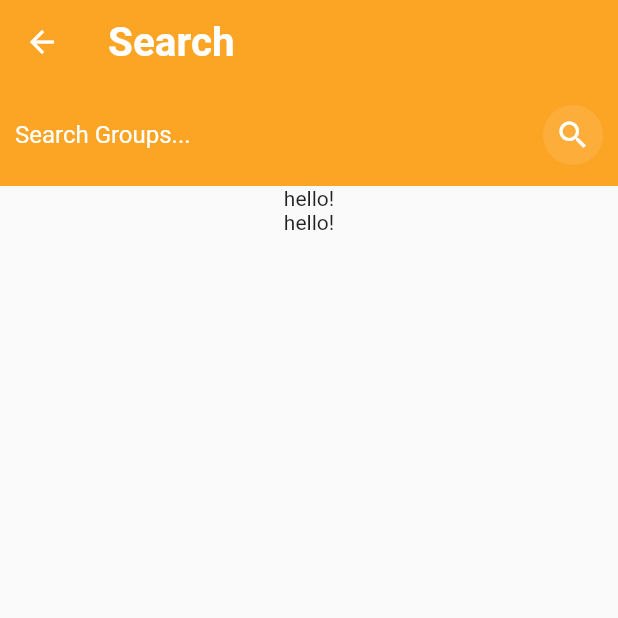
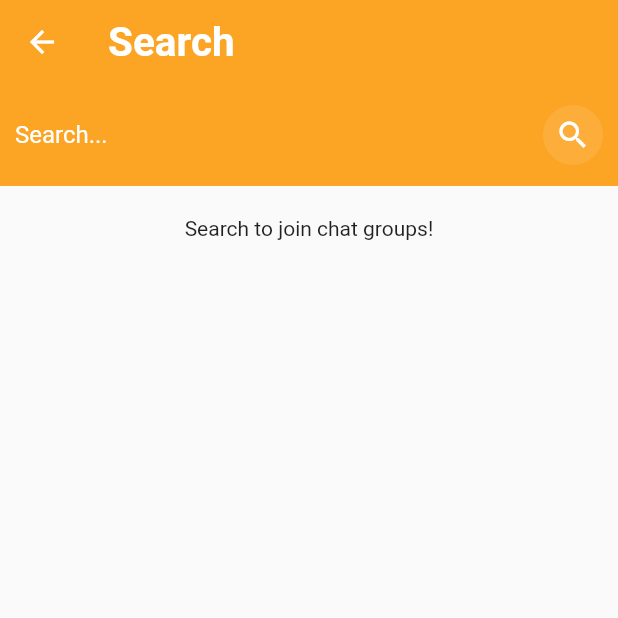
Before and after one commit to MateoGiraz/erasmusing-chat, a Flutter app: the SearchPage screen opened directly, on a phone screen of 412 x 824 dp, the top half of it. Run offline on Flutter 3.47's test engine with Material 2 defaults, Android fonts, the phone set to English and light mode, and no system bars; our stand-ins replace cloud_firestore, firebase_auth, firebase_core, shared_preferences; accounts and stored records are empty.

Commit message:
private chat ui

```diff
--- a/lib/pages/search_page.dart
+++ b/lib/pages/search_page.dart
@@ -65,7 +65,7 @@ class _SearchPageState extends State<SearchPage> {
                       style: const TextStyle(color: Colors.white),
                       decoration: const InputDecoration(
                           border: InputBorder.none,
-                          hintText: "Search Groups...",
+                          hintText: "Search...",
                           hintStyle:
                               TextStyle(color: Colors.white, fontSize: 16))),
                 ),
@@ -123,7 +123,9 @@ class _SearchPageState extends State<SearchPage> {
               searchSnapshot!.docs[index]["groupName"],
               searchSnapshot!.docs[index]["admin"])));
     } else {
-      return const Text("hello!");
+      return Padding(
+          padding: EdgeInsets.symmetric(vertical: 20),
+          child: const Text("Search to join chat groups!"));
     }
   }
 
@@ -132,9 +134,13 @@ class _SearchPageState extends State<SearchPage> {
       return ListView.builder(
           shrinkWrap: true,
           itemCount: usersSnapshot!.docs.length,
-          itemBuilder: ((context, index) => const Text("data")));
+          itemBuilder: ((context, index) => groupTile(
+              username,
+              usersSnapshot!.docs[index]["uid"],
+              usersSnapshot!.docs[index]["fullName"],
+              " _ ")));
     } else {
-      return const Text("hello!");
+      return const Text("");
     }
   }
 
@@ -157,7 +163,9 @@ class _SearchPageState extends State<SearchPage> {
             )),
         title: Text(groupName,
             style: const TextStyle(fontWeight: FontWeight.bold)),
-        subtitle: Text("Admin: ${admin.split("_")[1]}"),
+        subtitle: (admin == " _ "
+            ? Text(groupId, style: TextStyle(fontSize: 12))
+            : Text("Admin: ${admin.split("_")[1]}")),
         trailing: InkWell(
             onTap: () async {
               await DatabaseService(uid: user!.uid)
```
